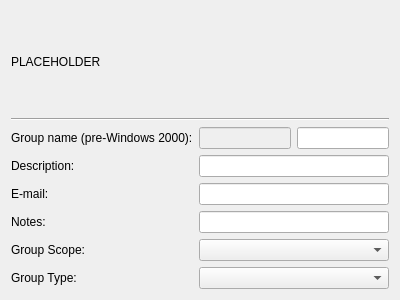
Qt form src/admc/tabs/general_group_tab.ui (altlinux/admc) before a commit.
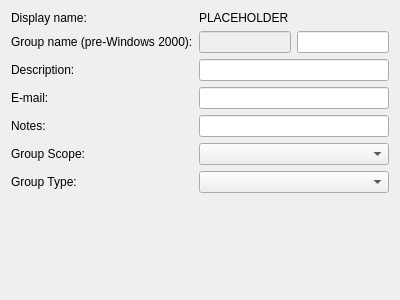
The same form after that commit.

Commit message:
Wide space near object name in general tab is removed.
Lable "Display name"("Object name" label may be more correct) is added
before domain object name.

Patch:
```diff
--- a/src/admc/tabs/general_group_tab.ui
+++ b/src/admc/tabs/general_group_tab.ui
@@ -14,30 +14,16 @@
    <string notr="true">Form</string>
   </property>
   <layout class="QVBoxLayout" name="verticalLayout">
-   <item>
-    <widget class="QLabel" name="name_label">
-     <property name="text">
-      <string notr="true">PLACEHOLDER</string>
-     </property>
-    </widget>
-   </item>
-   <item>
-    <widget class="Line" name="line">
-     <property name="orientation">
-      <enum>Qt::Horizontal</enum>
-     </property>
-    </widget>
-   </item>
    <item>
     <layout class="QFormLayout" name="formLayout">
-     <item row="0" column="0">
+     <item row="1" column="0">
       <widget class="QLabel" name="logonNamePreWindows2000Label">
        <property name="text">
         <string>Group name (pre-Windows 2000):</string>
        </property>
       </widget>
      </item>
-     <item row="0" column="1">
+     <item row="1" column="1">
       <layout class="QHBoxLayout" name="horizontalLayout">
        <item>
         <widget class="QLineEdit" name="sam_name_domain_edit">
@@ -51,56 +37,70 @@
        </item>
       </layout>
      </item>
-     <item row="1" column="0">
+     <item row="2" column="0">
       <widget class="QLabel" name="descriptionLabel">
        <property name="text">
         <string>Description:</string>
        </property>
       </widget>
      </item>
-     <item row="1" column="1">
+     <item row="2" column="1">
       <widget class="QLineEdit" name="description_edit"/>
      </item>
-     <item row="2" column="0">
+     <item row="3" column="0">
       <widget class="QLabel" name="eMailLabel">
        <property name="text">
         <string>E-mail:</string>
        </property>
       </widget>
      </item>
-     <item row="2" column="1">
+     <item row="3" column="1">
       <widget class="QLineEdit" name="email_edit"/>
      </item>
-     <item row="3" column="0">
+     <item row="4" column="0">
       <widget class="QLabel" name="notesLabel">
        <property name="text">
         <string>Notes:</string>
        </property>
       </widget>
      </item>
-     <item row="3" column="1">
+     <item row="4" column="1">
       <widget class="QLineEdit" name="notes_edit"/>
      </item>
-     <item row="4" column="0">
+     <item row="5" column="0">
       <widget class="QLabel" name="groupScopeLabel">
        <property name="text">
         <string>Group Scope:</string>
        </property>
       </widget>
      </item>
-     <item row="5" column="0">
+     <item row="6" column="0">
       <widget class="QLabel" name="groupTypeLabel">
        <property name="text">
         <string>Group Type:</string>
        </property>
       </widget>
      </item>
-     <item row="4" column="1">
-      <widget class="QComboBox" name="scope_combo"/>
-     </item>
      <item row="5" column="1">
+      <widget class="QComboBox" name="scope_combo"/>
+     </item>
+     <item row="6" column="1">
       <widget class="QComboBox" name="type_combo"/>
      </item>
+     <item row="0" column="0">
+      <widget class="QLabel" name="label">
+       <property name="text">
+        <string>Display name: </string>
+       </property>
+      </widget>
+     </item>
+     <item row="0" column="1">
+      <widget class="QLabel" name="name_label">
+       <property name="text">
+        <string notr="true">PLACEHOLDER</string>
+       </property>
+      </widget>
+     </item>
     </layout>
    </item>
   </layout>
```
The commit also changes 13 other files.
